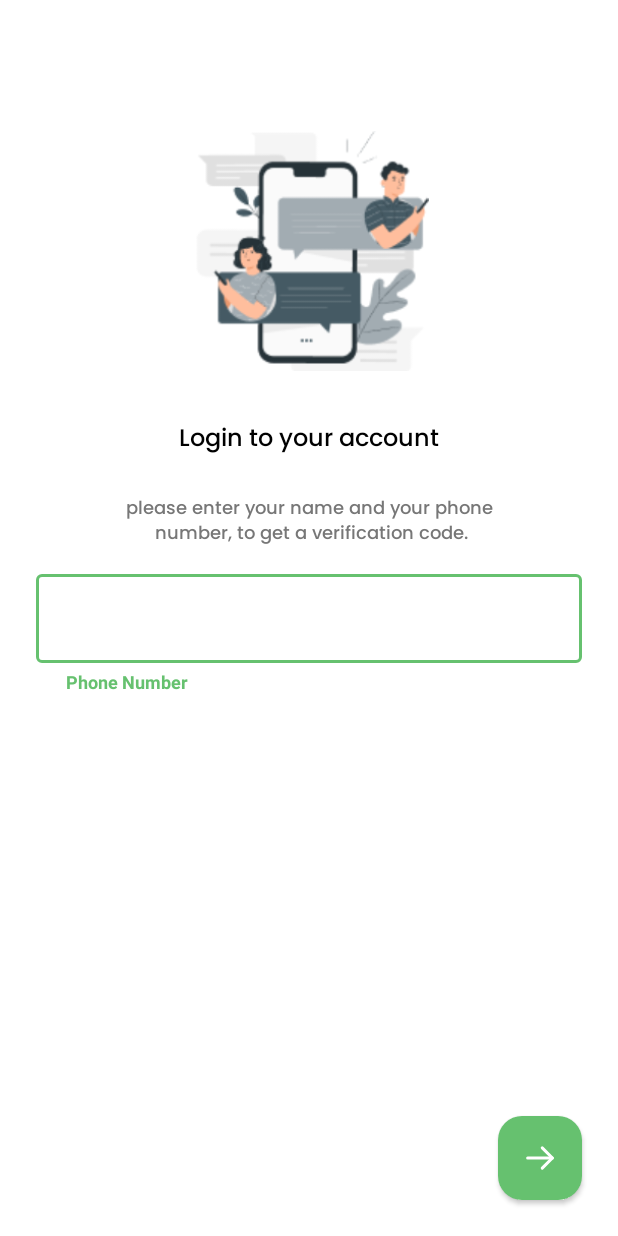
After one commit to Salmon-family/Whats_Chance, an Android app: the layout fragment_login.xml on its own in the app's theme, with its tools: preview values and no code run, on a phone screen of 412 x 824 dp. The commit adds this screen. Run offline under Robolectric (Android 15) with nearby library versions, the phone set to English and light mode, and no system bars.

Commit message:
implement login screen

```diff
--- /dev/null
+++ b/app/src/main/java/com/thechance/whatschance/ui/login/LoginFragment.kt
@@ -0,0 +1,21 @@
+package com.thechance.whatschance.ui.login
+
+import android.os.Bundle
+import android.view.View
+import androidx.fragment.app.viewModels
+import com.thechance.whatschance.R
+import com.thechance.whatschance.databinding.FragmentLoginBinding
+import com.thechance.whatschance.ui.base.BaseFragment
+
+class LoginFragment : BaseFragment<FragmentLoginBinding>() {
+
+    override val layoutIdFragment = R.layout.fragment_login
+    override val viewModel: LoginViewModel by viewModels()
+
+    override fun onViewCreated(view: View, savedInstanceState: Bundle?) {
+        super.onViewCreated(view, savedInstanceState)
+
+    }
+
+
+}
--- /dev/null
+++ b/app/src/main/java/com/thechance/whatschance/ui/login/LoginViewModel.kt
@@ -0,0 +1,6 @@
+package com.thechance.whatschance.ui.login
+
+import androidx.lifecycle.ViewModel
+
+class LoginViewModel: ViewModel() {
+}
--- /dev/null
+++ b/app/src/main/res/drawable/ic_arrow_left.xml
@@ -0,0 +1,20 @@
+<vector xmlns:android="http://schemas.android.com/apk/res/android"
+    android:width="24dp"
+    android:height="24dp"
+    android:viewportWidth="24"
+    android:viewportHeight="24">
+  <path
+      android:pathData="M3.75,12H20.25"
+      android:strokeLineJoin="round"
+      android:strokeWidth="2"
+      android:fillColor="#00000000"
+      android:strokeColor="#ffffff"
+      android:strokeLineCap="round"/>
+  <path
+      android:pathData="M13.5,5.25L20.25,12L13.5,18.75"
+      android:strokeLineJoin="round"
+      android:strokeWidth="2"
+      android:fillColor="#00000000"
+      android:strokeColor="#ffffff"
+      android:strokeLineCap="round"/>
+</vector>
--- /dev/null
+++ b/app/src/main/res/layout/fragment_login.xml
@@ -0,0 +1,112 @@
+<?xml version="1.0" encoding="utf-8"?>
+<layout xmlns:android="http://schemas.android.com/apk/res/android"
+    xmlns:app="http://schemas.android.com/apk/res-auto"
+    xmlns:tools="http://schemas.android.com/tools">
+
+    <data>
+
+    </data>
+
+    <androidx.constraintlayout.widget.ConstraintLayout
+        android:layout_width="match_parent"
+        android:layout_height="match_parent"
+        tools:context=".ui.login.LoginFragment">
+
+        <ImageView
+            android:layout_width="160dp"
+            android:layout_height="160dp"
+            android:src="@drawable/login_img"
+            android:scaleType="centerCrop"
+            android:contentDescription="@string/todo"
+            app:layout_constraintEnd_toEndOf="parent"
+            app:layout_constraintStart_toStartOf="parent"
+            app:layout_constraintBottom_toTopOf="@+id/guideline_header" />
+
+        <com.google.android.material.textfield.TextInputLayout
+            android:id="@+id/text_input_phone_number"
+            style="@style/Widget.MaterialComponents.TextInputLayout.OutlinedBox"
+            android:layout_width="match_parent"
+            android:layout_height="wrap_content"
+            app:hintAnimationEnabled="true"
+            app:helperTextTextAppearance="@style/HelperTextAppearance"
+            app:boxStrokeColor="@color/brand_color"
+            app:helperText="@string/phone_number"
+            app:helperTextTextColor="@color/brand_color"
+            android:layout_marginHorizontal="@dimen/spacing_large"
+            android:layout_marginTop="@dimen/spacing_medium"
+            app:layout_constraintTop_toTopOf="parent"
+            app:layout_constraintBottom_toBottomOf="parent">
+            <com.google.android.material.textfield.TextInputEditText
+                android:layout_width="match_parent"
+                android:layout_height="wrap_content"
+                android:inputType="phone"
+                android:maxLines="1"
+                android:paddingTop="20dp"
+                android:paddingStart="20dp"
+                android:paddingEnd="20dp"
+                android:textColor="@color/black" />
+        </com.google.android.material.textfield.TextInputLayout>
+
+        <TextView
+            android:id="@+id/text_view_login_title"
+            style="@style/TextStyle.Medium"
+            android:layout_width="wrap_content"
+            android:layout_height="wrap_content"
+            android:text="@string/login_to_your_account"
+            android:textColor="@color/black"
+            app:layout_constraintStart_toStartOf="parent"
+            app:layout_constraintEnd_toEndOf="parent"
+            app:layout_constraintTop_toTopOf="@+id/guideline_text_title"/>
+
+        <TextView
+            android:id="@+id/text_view_login_instructions"
+            style="@style/TextStyle.Small"
+            android:layout_width="wrap_content"
+            android:layout_height="wrap_content"
+            android:text="@string/please_enter_your_name_and_your_phone_n_number_to_get_a_verification_code"
+            android:textColor="@color/gray"
+            android:maxLines="2"
+            android:gravity="center_horizontal"
+            app:layout_constraintStart_toStartOf="parent"
+            app:layout_constraintEnd_toEndOf="parent"
+            app:layout_constraintTop_toTopOf="@+id/guideline_text_instructions"/>
+
+        <com.google.android.material.floatingactionbutton.FloatingActionButton
+            android:id="@+id/floating_button_login"
+            android:layout_width="wrap_content"
+            android:layout_height="wrap_content"
+            android:layout_marginBottom="@dimen/spacing_large"
+            app:borderWidth="0dp"
+            app:elevation="2dp"
+            android:layout_marginEnd="@dimen/spacing_large"
+            android:src="@drawable/ic_arrow_left"
+            app:layout_constraintBottom_toBottomOf="parent"
+            app:layout_constraintEnd_toEndOf="parent"
+            android:contentDescription="@string/todo" />
+
+        <androidx.constraintlayout.widget.Guideline
+            android:id="@+id/guideline_header"
+            android:layout_width="wrap_content"
+            android:layout_height="wrap_content"
+            android:orientation="horizontal"
+            app:layout_constraintGuide_begin="1dp"
+            app:layout_constraintGuide_percent="0.3"/>
+
+        <androidx.constraintlayout.widget.Guideline
+            android:id="@+id/guideline_text_title"
+            android:layout_width="wrap_content"
+            android:layout_height="wrap_content"
+            android:orientation="horizontal"
+            app:layout_constraintGuide_begin="1dp"
+            app:layout_constraintGuide_percent="0.34"/>
+
+        <androidx.constraintlayout.widget.Guideline
+            android:id="@+id/guideline_text_instructions"
+            android:layout_width="wrap_content"
+            android:layout_height="wrap_content"
+            android:orientation="horizontal"
+            app:layout_constraintGuide_begin="1dp"
+            app:layout_constraintGuide_percent="0.4"/>
+
+    </androidx.constraintlayout.widget.ConstraintLayout>
+</layout>
--- a/app/src/main/res/values-night/themes.xml
+++ b/app/src/main/res/values-night/themes.xml
@@ -12,5 +12,16 @@
         <!-- Status bar color. -->
         <item name="android:statusBarColor">?attr/colorPrimaryVariant</item>
         <!-- Customize your theme here. -->
+        <item name="floatingActionButtonStyle">@style/FabButtonStyle</item>
+    </style>
+
+    <style name="FabShapeStyle" parent="ShapeAppearance.MaterialComponents.SmallComponent">
+        <item name="cornerSize">@dimen/radius_medium</item>
+
+    </style>
+
+    <style name="FabButtonStyle" parent="Widget.Design.FloatingActionButton">
+        <item name="shapeAppearanceOverlay">@style/FabShapeStyle</item>
+        <item name="backgroundTint">@color/brand_color</item>
     </style>
 </resources>
--- a/app/src/main/res/values/colors.xml
+++ b/app/src/main/res/values/colors.xml
@@ -1,5 +1,5 @@
 <?xml version="1.0" encoding="utf-8"?>
-<resources>
+<resources xmlns:tools="http://schemas.android.com/tools">
     <color name="purple_200">#FFBB86FC</color>
     <color name="purple_500">#FF6200EE</color>
     <color name="purple_700">#FF3700B3</color>
@@ -8,4 +8,7 @@
     <color name="black">#FF000000</color>
     <color name="white">#FFFFFFFF</color>
     <color name="brand_color">#66C16F</color>
+    <color name="mtrl_textinput_default_box_stroke_color" tools:override="true">#66C16F</color>
+
+    <color name="gray">#FF777777</color>
 </resources>
--- a/app/src/main/res/values/strings.xml
+++ b/app/src/main/res/values/strings.xml
@@ -1,3 +1,11 @@
 <resources>
     <string name="app_name">Whats Chance</string>
+    <!-- TODO: Remove or change this placeholder text -->
+    <string name="hello_blank_fragment">Hello blank fragment</string>
+    <string name="todo">TODO</string>
+    <string name="login_to_your_account">Login to your account</string>
+    <string name="please_enter_your_name_and_your_phone_n_number_to_get_a_verification_code">please enter your name and your phone\n number, to get a verification code.</string>
+    <string name="phone_number">Phone Number</string>
+
+
 </resources>
--- a/app/src/main/res/values/themes.xml
+++ b/app/src/main/res/values/themes.xml
@@ -12,6 +12,7 @@
         <!-- Status bar color. -->
         <item name="android:statusBarColor">?attr/colorPrimaryVariant</item>
         <!-- Customize your theme here. -->
+        <item name="floatingActionButtonStyle">@style/FabButtonStyle</item>
     </style>
 
     <style name="TextStyle">
@@ -31,4 +32,23 @@
         <item name="android:textSize">@dimen/text_small</item>
     </style>
 
+    <style name="HelperTextAppearance" parent="TextAppearance.AppCompat">
+        <item name="android:textColor">@color/brand_color</item>
+        <item name="android:textSize">12sp</item>
+        <item name="android:textStyle">bold</item>
+    </style>
+
+    <style name="EditTextThemeOverlay" parent="ThemeOverlay.AppCompat">
+        <item name="colorAccent">@color/brand_color</item>
+    </style>
+
+    <style name="FabShapeStyle" parent="ShapeAppearance.MaterialComponents.SmallComponent">
+        <item name="cornerSize">@dimen/radius_medium</item>
+
+    </style>
+
+    <style name="FabButtonStyle" parent="Widget.Design.FloatingActionButton">
+        <item name="shapeAppearanceOverlay">@style/FabShapeStyle</item>
+        <item name="backgroundTint">@color/brand_color</item>
+    </style>
 </resources>
```
Also changed, not shown: app/src/main/res/drawable/login_img.png (added).
